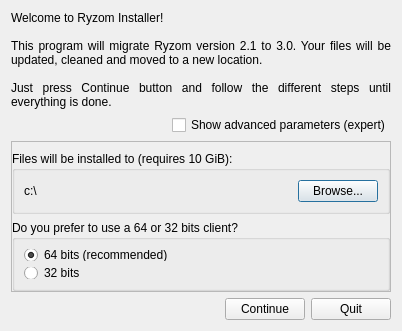
This is code/ryzom/tools/client/ryzom_installer/ui/migratedialog.ui in ryzom/ryzomcore as Qt 5 draws it before an edit. The edited form follows.
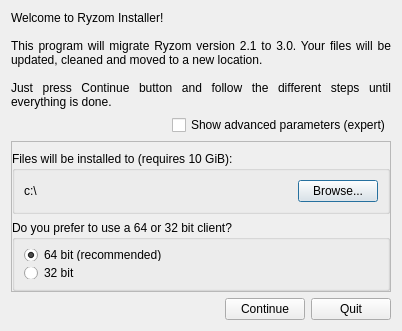
This is the edited form.

```diff
--- a/code/ryzom/tools/client/ryzom_installer/ui/migratedialog.ui
+++ b/code/ryzom/tools/client/ryzom_installer/ui/migratedialog.ui
@@ -114,13 +114,13 @@
       <item>
        <widget class="QGroupBox" name="clientArchGroupBox">
         <property name="title">
-         <string>Do you prefer to use a 64 or 32 bits client?</string>
+         <string>Do you prefer to use a 64 or 32 bit client?</string>
         </property>
         <layout class="QVBoxLayout" name="verticalLayout_2">
          <item>
           <widget class="QRadioButton" name="clientArch64RadioButton">
            <property name="text">
-            <string>64 bits (recommended)</string>
+            <string>64 bit (recommended)</string>
            </property>
            <property name="checked">
             <bool>true</bool>
@@ -130,7 +130,7 @@
          <item>
           <widget class="QRadioButton" name="clientArch32RadioButton">
            <property name="text">
-            <string>32 bits</string>
+            <string>32 bit</string>
            </property>
           </widget>
          </item>
```
